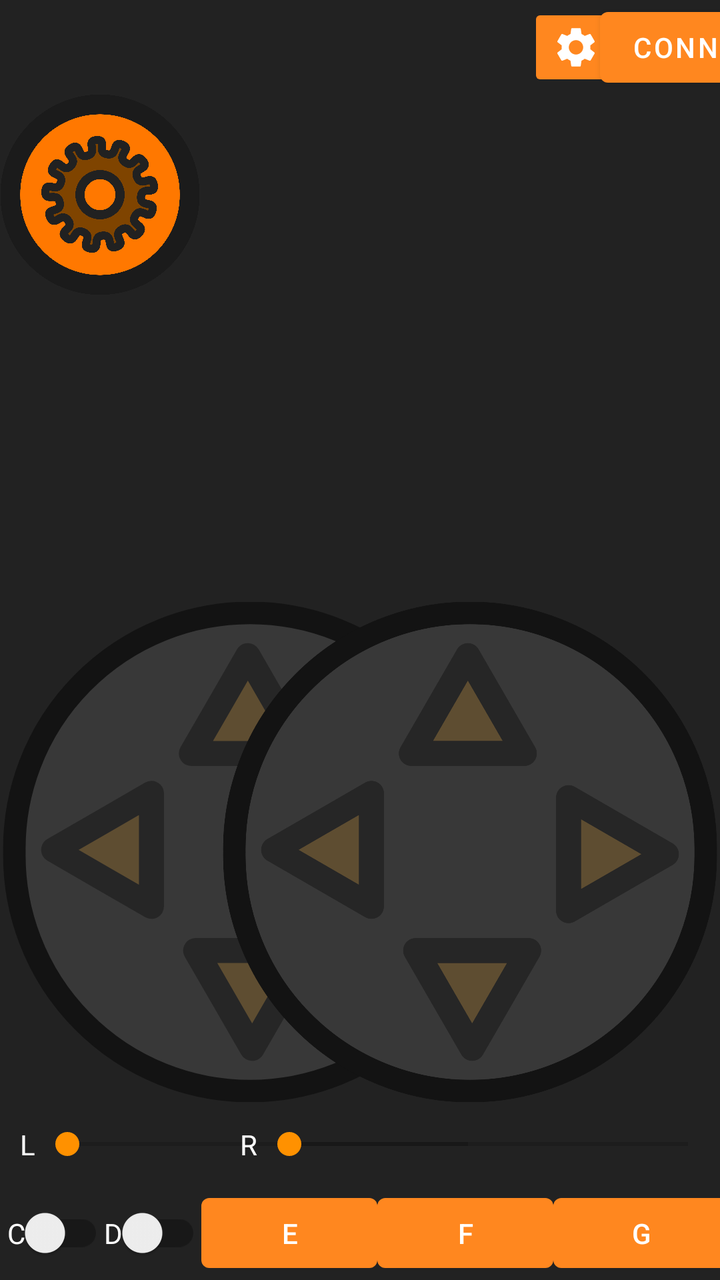
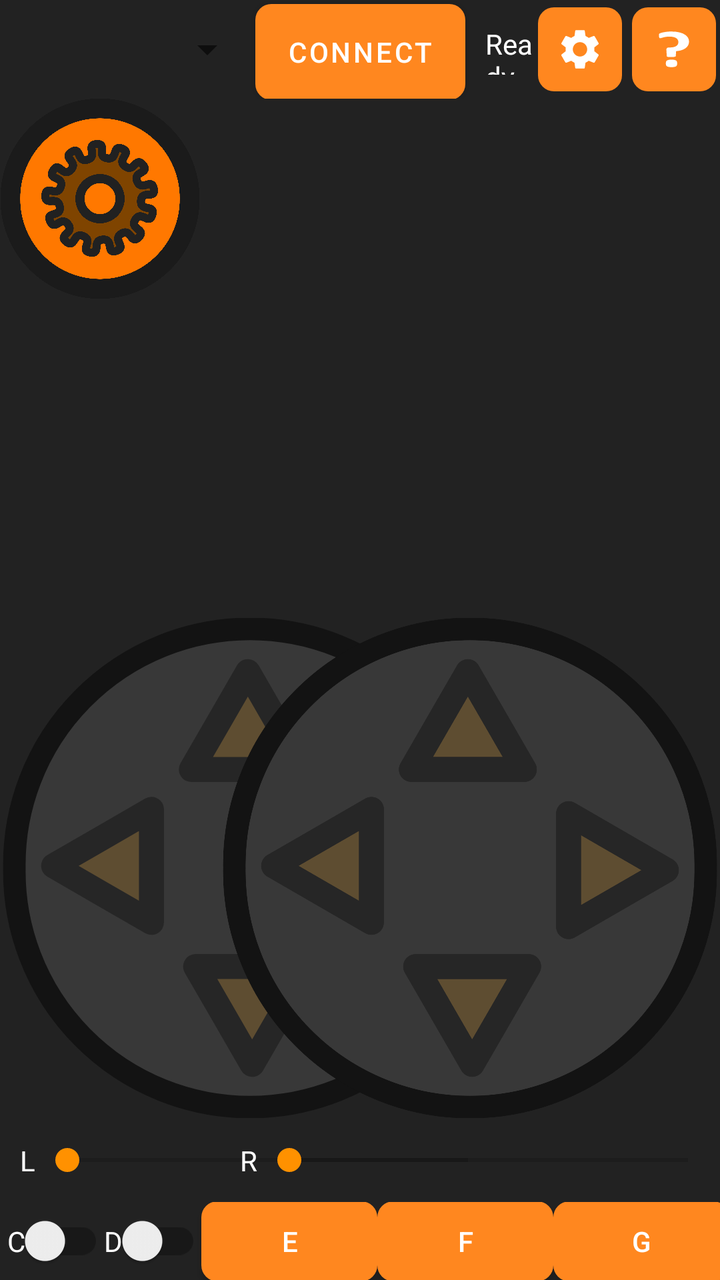

Two renders of the same Android screen: before a commit and after it. Below are the layout's source before the change and the commit's diff.
<!-- AndroidManifest.xml: application theme Theme.SerialRemote -->
<!-- res/layout/main_activity.xml -->
<?xml version="1.0" encoding="utf-8"?>
<FrameLayout xmlns:android="http://schemas.android.com/apk/res/android"
    xmlns:app="http://schemas.android.com/apk/res-auto"
    xmlns:tools="http://schemas.android.com/tools"
    xmlns:stream="http://schemas.android.com/apk/res-auto"
    android:layout_width="match_parent"
    android:layout_height="match_parent"
    android:background="@color/background"
    android:backgroundTintMode="src_over"
    android:theme="@style/ThemeOverlay.SerialRemote.FullscreenContainer"
    tools:context="com.nocomake.serialremote.MainActivity">

    <LinearLayout
        android:layout_width="match_parent"
        android:layout_height="match_parent"
        android:orientation="vertical">

        <androidx.constraintlayout.widget.ConstraintLayout
            android:id="@+id/topTools"
            android:layout_width="match_parent"
            android:layout_height="wrap_content"
            android:layout_weight="1">

            <Spinner
                android:id="@+id/btDevice"
                android:layout_width="300dp"
                android:layout_height="0dp"
                android:foregroundTint="@color/white"
                android:spinnerMode="dropdown"
                app:layout_constraintBottom_toBottomOf="parent"
                app:layout_constraintEnd_toStartOf="@+id/connect"
                app:layout_constraintStart_toStartOf="parent"
                app:layout_constraintTop_toTopOf="parent" />

            <Button
                android:id="@+id/connect"
                android:layout_width="0dp"
                android:layout_height="wrap_content"
                android:text="Connect"
                app:layout_constraintStart_toEndOf="@+id/btDevice"
                app:layout_constraintTop_toTopOf="@+id/btDevice" />

            <TextView
                android:id="@+id/status"
                android:layout_width="0dp"
                android:layout_height="25dp"
                android:layout_marginStart="10dp"
                android:lines="2"
                android:text="Ready to connect"
                android:textColor="@color/white"
                app:layout_constraintBottom_toBottomOf="parent"
                app:layout_constraintEnd_toStartOf="@+id/buttonSettings"
                app:layout_constraintStart_toEndOf="@+id/connect"
                app:layout_constraintTop_toTopOf="parent" />

            <ImageButton
                android:id="@+id/buttonSettings"
                android:layout_width="wrap_content"
                android:layout_height="wrap_content"
                android:backgroundTint="@color/primary_1"
                android:backgroundTintMode="src_over"
                android:src="@drawable/gear"
                app:layout_constraintBottom_toBottomOf="parent"
                app:layout_constraintEnd_toStartOf="@+id/buttonHelp"
                app:layout_constraintTop_toTopOf="parent" />

            <ImageButton
                android:id="@+id/buttonHelp"
                android:layout_width="wrap_content"
                android:layout_height="wrap_content"
                android:backgroundTint="@color/primary_1"
                android:backgroundTintMode="src_over"
                android:src="@drawable/question"
                app:layout_constraintBottom_toBottomOf="parent"
                app:layout_constraintEnd_toEndOf="parent"
                app:layout_constraintTop_toTopOf="parent" />


        </androidx.constraintlayout.widget.ConstraintLayout>

        <LinearLayout
            android:layout_width="match_parent"
            android:layout_height="wrap_content"
            android:layout_weight="100"
            android:orientation="horizontal">

            <RelativeLayout
                android:layout_width="wrap_content"
                android:layout_height="match_parent"
                android:layout_weight="0.5">

                <androidx.constraintlayout.widget.ConstraintLayout
                    android:layout_width="match_parent"
                    android:layout_height="match_parent">

                    <androidx.constraintlayout.widget.ConstraintLayout
                        android:id="@+id/sliderLContainer"
                        android:layout_width="0dp"
                        android:layout_height="wrap_content"
                        app:layout_constraintBottom_toBottomOf="parent"
                        app:layout_constraintEnd_toEndOf="@+id/leftJoystick"
                        app:layout_constraintStart_toStartOf="@+id/leftJoystick">

                        <TextView
                            android:id="@+id/sliderLText"
                            android:layout_width="wrap_content"
                            android:layout_height="wrap_content"
                            android:layout_marginStart="10dp"
                            android:text="L"
                            android:textColor="@color/white"
                            app:layout_constraintBottom_toBottomOf="parent"
                            app:layout_constraintStart_toStartOf="parent"
                            app:layout_constraintTop_toTopOf="parent" />

                        <SeekBar
                            android:id="@+id/sliderL"
                            android:max="255"
                            android:layout_width="0dp"
                            android:layout_height="42dp"
                            app:layout_constraintBottom_toBottomOf="parent"
                            app:layout_constraintEnd_toEndOf="parent"
                            app:layout_constraintStart_toEndOf="@+id/sliderLText" />

                    </androidx.constraintlayout.widget.ConstraintLayout>

                    <androidx.constraintlayout.widget.ConstraintLayout
                        android:id="@+id/sliderRContainer"
                        android:layout_width="0dp"
                        android:layout_height="wrap_content"
                        app:layout_constraintBottom_toBottomOf="parent"
                        app:layout_constraintEnd_toEndOf="@+id/rightJoystick"
                        app:layout_constraintStart_toStartOf="@+id/rightJoystick">

                        <TextView
                            android:id="@+id/sliderRText"
                            android:layout_width="wrap_content"
                            android:layout_height="wrap_content"
                            android:layout_marginStart="10dp"
                            android:text="R"
                            android:textColor="@color/white"
                            app:layout_constraintBottom_toBottomOf="parent"
                            app:layout_constraintStart_toStartOf="parent"
                            app:layout_constraintTop_toTopOf="parent" />

                        <SeekBar
                            android:id="@+id/sliderR"
                            android:max="255"
                            android:layout_width="0dp"
                            android:layout_height="42dp"
                            app:layout_constraintBottom_toBottomOf="parent"
                            app:layout_constraintEnd_toEndOf="parent"
                            app:layout_constraintStart_toEndOf="@+id/sliderRText" />

                    </androidx.constraintlayout.widget.ConstraintLayout>

                    <ImageView
                        android:id="@+id/leftJoystick"
                        android:layout_width="0dp"
                        android:layout_height="0dp"
                        android:scaleType="fitCenter"
                        app:layout_constraintBottom_toTopOf="@+id/sliderLContainer"
                        app:layout_constraintDimensionRatio="1"
                        app:layout_constraintHeight_max="250dp"
                        app:layout_constraintStart_toStartOf="parent"
                        app:layout_constraintTop_toTopOf="parent"
                        app:layout_constraintVertical_bias="1.0"
                        app:srcCompat="@drawable/pad" />

                    <ImageView
                        android:id="@+id/rightJoystick"
                        android:layout_width="0dp"
                        android:layout_height="0dp"
                        android:scaleType="fitCenter"
                        android:visibility="visible"
                        app:layout_constraintBottom_toTopOf="@+id/sliderRContainer"
                        app:layout_constraintDimensionRatio="1"
                        app:layout_constraintEnd_toEndOf="parent"
                        app:layout_constraintHeight_max="250dp"
                        app:layout_constraintTop_toTopOf="parent"
                        app:layout_constraintVertical_bias="1.0"
                        app:srcCompat="@drawable/pad" />

                    <androidx.constraintlayout.widget.ConstraintLayout
                        android:layout_width="0dp"
                        android:layout_height="0dp"
                        app:layout_constraintBottom_toBottomOf="parent"
                        app:layout_constraintEnd_toStartOf="@+id/rightJoystick"
                        app:layout_constraintHorizontal_bias="0.0"
                        app:layout_constraintStart_toEndOf="@+id/leftJoystick"
                        app:layout_constraintTop_toTopOf="parent"
                        app:layout_constraintVertical_bias="1.0">

                        <com.github.niqdev.mjpeg.MjpegSurfaceView
                            android:id="@+id/videoPlayerMJPEG"
                            android:layout_width="0dp"
                            android:layout_height="0dp"
                            android:layout_marginStart="20dp"
                            android:layout_marginEnd="20dp"
                            android:visibility="gone"
                            app:backgroundColor="@color/background"
                            app:layout_constraintBottom_toBottomOf="parent"
                            app:layout_constraintEnd_toEndOf="parent"
                            app:layout_constraintStart_toStartOf="parent"
                            app:layout_constraintTop_toTopOf="parent"
                            stream:type="stream_default" />

                        <androidx.media3.ui.PlayerView
                            android:id="@+id/videoPlayerView"
                            android:layout_width="0dp"
                            android:layout_height="0dp"
                            android:layout_marginStart="20dp"
                            android:layout_marginEnd="20dp"
                            android:background="@color/background"
                            android:visibility="gone"
                            app:layout_constraintBottom_toBottomOf="parent"
                            app:layout_constraintEnd_toEndOf="parent"
                            app:layout_constraintStart_toStartOf="parent"
                            app:layout_constraintTop_toTopOf="parent" />

                        <TextView
                            android:id="@+id/videoPlayerStatus"
                            android:layout_width="0dp"
                            android:layout_height="wrap_content"
                            android:layout_marginStart="40dp"
                            android:layout_marginTop="20dp"
                            android:layout_marginEnd="40dp"
                            android:layout_marginBottom="20dp"
                            android:fontFamily="monospace"
                            android:textColor="@color/white"
                            android:textSize="16sp"
                            app:layout_constraintBottom_toBottomOf="parent"
                            app:layout_constraintEnd_toEndOf="parent"
                            app:layout_constraintStart_toStartOf="parent" />

                        <TextView
                            android:id="@+id/remoteStats"
                            android:layout_width="0dp"
                            android:layout_height="0dp"
                            android:layout_marginStart="20dp"
                            android:layout_marginTop="20dp"
                            android:layout_marginEnd="20dp"
                            android:layout_marginBottom="20dp"
                            android:fontFamily="monospace"
                            style="@style/OutlineText"
                            android:textSize="32sp"
                            app:layout_constraintBottom_toBottomOf="parent"
                            app:layout_constraintEnd_toEndOf="parent"
                            app:layout_constraintStart_toStartOf="parent"
                            app:layout_constraintTop_toTopOf="parent" />
                    </androidx.constraintlayout.widget.ConstraintLayout>

                </androidx.constraintlayout.widget.ConstraintLayout>

                <RelativeLayout
                    android:id="@+id/leftKnob"
                    android:layout_width="wrap_content"
                    android:layout_height="wrap_content">

                    <ImageView
                        android:id="@+id/leftKnobImageView"
                        android:layout_width="100dp"
                        android:layout_height="100dp"
                        android:layout_weight="1"
                        app:srcCompat="@drawable/knob" />
                </RelativeLayout>

                <RelativeLayout
                    android:id="@+id/rightKnob"
                    android:layout_width="wrap_content"
                    android:layout_height="wrap_content">

                    <ImageView
                        android:id="@+id/rightKnobImageView"
                        android:layout_width="100dp"
                        android:layout_height="100dp"
                        android:layout_weight="1"
                        app:srcCompat="@drawable/knob" />
                </RelativeLayout>

            </RelativeLayout>

        </LinearLayout>

        <androidx.constraintlayout.widget.ConstraintLayout
            android:id="@+id/linearLayout2"
            android:layout_width="match_parent"
            android:layout_height="wrap_content"
            android:layout_weight="1">

            <androidx.appcompat.widget.SwitchCompat
                android:id="@+id/switchA"
                android:layout_width="wrap_content"
                android:layout_height="0dp"
                android:text="A"
                android:textColor="@color/white"
                app:layout_constraintBottom_toBottomOf="parent"
                app:layout_constraintEnd_toStartOf="@+id/switchB"
                app:layout_constraintHorizontal_bias="0.5"
                app:layout_constraintStart_toStartOf="parent"
                app:layout_constraintTop_toTopOf="parent" />

            <androidx.appcompat.widget.SwitchCompat
                android:id="@+id/switchB"
                android:layout_width="wrap_content"
                android:layout_height="0dp"
                android:text="B"
                android:textColor="@color/white"
                app:layout_constraintBottom_toBottomOf="parent"
                app:layout_constraintEnd_toStartOf="@+id/switchC"
                app:layout_constraintHorizontal_bias="0.5"
                app:layout_constraintStart_toEndOf="@+id/switchA"
                app:layout_constraintTop_toTopOf="parent"
                app:layout_constraintVertical_bias="0.508" />

            <androidx.appcompat.widget.SwitchCompat
                android:id="@+id/switchC"
                android:layout_width="wrap_content"
                android:layout_height="0dp"
                android:text="C"
                android:textColor="@color/white"
                app:layout_constraintBottom_toBottomOf="parent"
                app:layout_constraintEnd_toStartOf="@+id/switchD"
                app:layout_constraintHorizontal_bias="0.5"
                app:layout_constraintStart_toEndOf="@+id/switchB"
                app:layout_constraintTop_toTopOf="parent"
                app:layout_constraintVertical_bias="0.508" />

            <androidx.appcompat.widget.SwitchCompat
                android:id="@+id/switchD"
                android:layout_width="wrap_content"
                android:layout_height="0dp"
                android:text="D"
                android:textColor="@color/white"
                app:layout_constraintBottom_toBottomOf="parent"
                app:layout_constraintEnd_toStartOf="@+id/buttonE"
                app:layout_constraintHorizontal_bias="0.5"
                app:layout_constraintStart_toEndOf="@+id/switchC"
                app:layout_constraintTop_toTopOf="parent" />

            <Button
                android:id="@+id/buttonE"
                android:layout_width="wrap_content"
                android:layout_height="wrap_content"
                android:text="E"
                android:textAllCaps="false"
                app:layout_constraintBottom_toBottomOf="parent"
                app:layout_constraintEnd_toStartOf="@+id/buttonF"
                app:layout_constraintHorizontal_bias="0.5"
                app:layout_constraintStart_toEndOf="@+id/switchD"
                app:layout_constraintTop_toTopOf="parent" />

            <Button
                android:id="@+id/buttonF"
                android:layout_width="wrap_content"
                android:layout_height="wrap_content"
                android:text="F"
                android:textAllCaps="false"
                app:layout_constraintBottom_toBottomOf="parent"
                app:layout_constraintEnd_toStartOf="@+id/buttonG"
                app:layout_constraintHorizontal_bias="0.5"
                app:layout_constraintStart_toEndOf="@+id/buttonE"
                app:layout_constraintTop_toTopOf="parent" />

            <Button
                android:id="@+id/buttonG"
                android:layout_width="wrap_content"
                android:layout_height="wrap_content"
                android:text="G"
                android:textAllCaps="false"
                app:layout_constraintBottom_toBottomOf="parent"
                app:layout_constraintEnd_toStartOf="@+id/buttonH"
                app:layout_constraintHorizontal_bias="0.5"
                app:layout_constraintStart_toEndOf="@+id/buttonF"
                app:layout_constraintTop_toTopOf="parent" />

            <Button
                android:id="@+id/buttonH"
                android:layout_width="wrap_content"
                android:layout_height="wrap_content"
                android:text="H"
                android:textAllCaps="false"
                app:layout_constraintBottom_toBottomOf="parent"
                app:layout_constraintEnd_toEndOf="parent"
                app:layout_constraintHorizontal_bias="0.5"
                app:layout_constraintStart_toEndOf="@+id/buttonG"
                app:layout_constraintTop_toTopOf="parent" />

        </androidx.constraintlayout.widget.ConstraintLayout>
    </LinearLayout>

</FrameLayout>
<!-- resources referenced by this layout -->
<resources>
  <color name="background">#FF222222</color>
  <color name="primary_1">#FFff871f</color>
  <color name="white">#FFFFFFFF</color>
  <!-- drawable gear (drawable) -->
  <vector xmlns:android="http://schemas.android.com/apk/res/android" android:height="24dp" android:tint="#FFFFFF" android:viewportHeight="24" android:viewportWidth="24" android:width="24dp">
        
      <path android:fillColor="@android:color/white" android:pathData="M19.14,12.94c0.04,-0.3 0.06,-0.61 0.06,-0.94c0,-0.32 -0.02,-0.64 -0.07,-0.94l2.03,-1.58c0.18,-0.14 0.23,-0.41 0.12,-0.61l-1.92,-3.32c-0.12,-0.22 -0.37,-0.29 -0.59,-0.22l-2.39,0.96c-0.5,-0.38 -1.03,-0.7 -1.62,-0.94L14.4,2.81c-0.04,-0.24 -0.24,-0.41 -0.48,-0.41h-3.84c-0.24,0 -0.43,0.17 -0.47,0.41L9.25,5.35C8.66,5.59 8.12,5.92 7.63,6.29L5.24,5.33c-0.22,-0.08 -0.47,0 -0.59,0.22L2.74,8.87C2.62,9.08 2.66,9.34 2.86,9.48l2.03,1.58C4.84,11.36 4.8,11.69 4.8,12s0.02,0.64 0.07,0.94l-2.03,1.58c-0.18,0.14 -0.23,0.41 -0.12,0.61l1.92,3.32c0.12,0.22 0.37,0.29 0.59,0.22l2.39,-0.96c0.5,0.38 1.03,0.7 1.62,0.94l0.36,2.54c0.05,0.24 0.24,0.41 0.48,0.41h3.84c0.24,0 0.44,-0.17 0.47,-0.41l0.36,-2.54c0.59,-0.24 1.13,-0.56 1.62,-0.94l2.39,0.96c0.22,0.08 0.47,0 0.59,-0.22l1.92,-3.32c0.12,-0.22 0.07,-0.47 -0.12,-0.61L19.14,12.94zM12,15.6c-1.98,0 -3.6,-1.62 -3.6,-3.6s1.62,-3.6 3.6,-3.6s3.6,1.62 3.6,3.6S13.98,15.6 12,15.6z"/>
      
  </vector>
  <style name="OutlineText">
          <item name="android:textColor">#eeeeee</item>
          <item name="android:shadowColor">#000000</item>
          <item name="android:shadowRadius">5</item>
      </style>
  <style name="ThemeOverlay.SerialRemote.FullscreenContainer" parent="Theme.SerialRemote">
          <item name="fullscreenBackgroundColor">@color/black_overlay</item>
          <item name="fullscreenTextColor">@color/white</item>
      </style>
  <style name="Theme.SerialRemote" parent="Theme.MaterialComponents.DayNight.DarkActionBar">
          
          <item name="colorPrimary">@color/primary_1</item>
          <item name="colorPrimaryVariant">@color/primary_2</item>
          <item name="colorOnPrimary">@color/white</item>
          
          <item name="colorSecondary">@color/secondary_1</item>
          <item name="colorSecondaryVariant">@color/secondary_2</item>
          <item name="colorOnSecondary">@color/white</item>
          
          <item name="android:statusBarColor" tools:targetApi="l">?attr/colorPrimaryVariant</item>
          
  
          <item name="android:windowLayoutInDisplayCutoutMode">
              shortEdges 
          </item>
  
      </style>
  <color name="black_overlay">#66000000</color>
  <color name="primary_2">#FFbd5700</color>
  <color name="secondary_1">#FFff9100</color>
  <color name="secondary_2">#FFd97b00</color>
  <!-- unchanged entries left out for length: 3 -->
</resources>

<!-- the commit's change to res/layout/main_activity.xml (unified diff, before → after) -->
@@ -23,7 +23,7 @@
 
             <Spinner
                 android:id="@+id/btDevice"
-                android:layout_width="300dp"
+                android:layout_width="0dp"
                 android:layout_height="0dp"
                 android:foregroundTint="@color/white"
                 android:spinnerMode="dropdown"
@@ -34,10 +34,13 @@
 
             <Button
                 android:id="@+id/connect"
-                android:layout_width="0dp"
+                android:layout_width="wrap_content"
                 android:layout_height="wrap_content"
+                android:layout_margin="2dp"
+                android:background="@drawable/button_background"
                 android:text="Connect"
-                app:layout_constraintStart_toEndOf="@+id/btDevice"
+                app:layout_constraintEnd_toEndOf="parent"
+                app:layout_constraintStart_toStartOf="parent"
                 app:layout_constraintTop_toTopOf="@+id/btDevice" />
 
             <TextView
@@ -57,9 +60,11 @@
                 android:id="@+id/buttonSettings"
                 android:layout_width="wrap_content"
                 android:layout_height="wrap_content"
+                android:background="@drawable/button_background"
                 android:backgroundTint="@color/primary_1"
-                android:backgroundTintMode="src_over"
+                android:padding="9dp"
                 android:src="@drawable/gear"
+                android:layout_marginEnd="5dp"
                 app:layout_constraintBottom_toBottomOf="parent"
                 app:layout_constraintEnd_toStartOf="@+id/buttonHelp"
                 app:layout_constraintTop_toTopOf="parent" />
@@ -68,8 +73,10 @@
                 android:id="@+id/buttonHelp"
                 android:layout_width="wrap_content"
                 android:layout_height="wrap_content"
+                android:background="@drawable/button_background"
                 android:backgroundTint="@color/primary_1"
-                android:backgroundTintMode="src_over"
+                android:padding="9dp"
+                android:layout_margin="2dp"
                 android:src="@drawable/question"
                 app:layout_constraintBottom_toBottomOf="parent"
                 app:layout_constraintEnd_toEndOf="parent"
@@ -340,7 +347,8 @@
             <Button
                 android:id="@+id/buttonE"
                 android:layout_width="wrap_content"
-                android:layout_height="wrap_content"
+                android:layout_height="40dp"
+                android:background="@drawable/button_background"
                 android:text="E"
                 android:textAllCaps="false"
                 app:layout_constraintBottom_toBottomOf="parent"
@@ -352,7 +360,8 @@
             <Button
                 android:id="@+id/buttonF"
                 android:layout_width="wrap_content"
-                android:layout_height="wrap_content"
+                android:layout_height="40dp"
+                android:background="@drawable/button_background"
                 android:text="F"
                 android:textAllCaps="false"
                 app:layout_constraintBottom_toBottomOf="parent"
@@ -364,7 +373,8 @@
             <Button
                 android:id="@+id/buttonG"
                 android:layout_width="wrap_content"
-                android:layout_height="wrap_content"
+                android:layout_height="40dp"
+                android:background="@drawable/button_background"
                 android:text="G"
                 android:textAllCaps="false"
                 app:layout_constraintBottom_toBottomOf="parent"
@@ -376,7 +386,8 @@
             <Button
                 android:id="@+id/buttonH"
                 android:layout_width="wrap_content"
-                android:layout_height="wrap_content"
+                android:layout_height="40dp"
+                android:background="@drawable/button_background"
                 android:text="H"
                 android:textAllCaps="false"
                 app:layout_constraintBottom_toBottomOf="parent"
<!-- resource entries referenced after the edit -->
@@ -3,6 +3,16 @@
   <color name="background">#FF222222</color>
   <color name="primary_1">#FFff871f</color>
   <color name="white">#FFFFFFFF</color>
+  <!-- drawable button_background (drawable) -->
+  <ripple xmlns:android="http://schemas.android.com/apk/res/android"
+      android:color="@color/buttonPressed">
+      <item>
+          <shape android:shape="rectangle">
+              <solid android:color="@color/primary_1" />
+              <corners android:radius="8dp" /> 
+          </shape>
+      </item>
+  </ripple>
   <!-- drawable gear (drawable) -->
   <vector xmlns:android="http://schemas.android.com/apk/res/android" android:height="24dp" android:tint="#FFFFFF" android:viewportHeight="24" android:viewportWidth="24" android:width="24dp">
         
@@ -36,6 +46,7 @@
           </item>
   
       </style>
+  <color name="buttonPressed">#FFFFbb77</color>
   <color name="black_overlay">#66000000</color>
   <color name="primary_2">#FFbd5700</color>
   <color name="secondary_1">#FFff9100</color>
